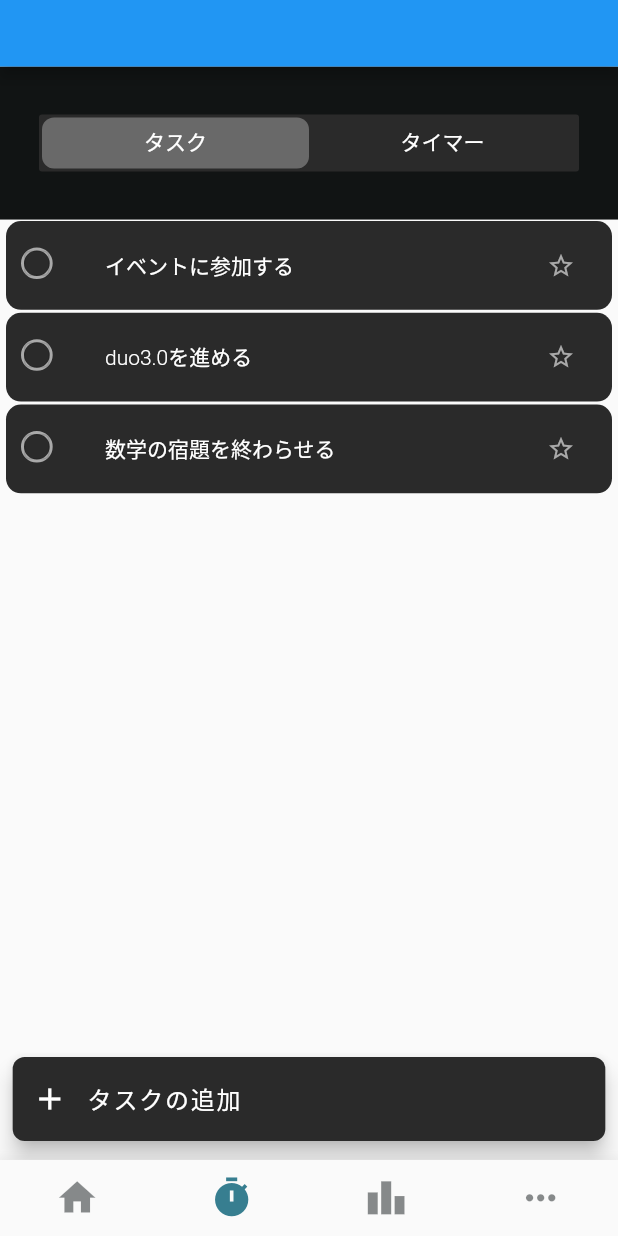
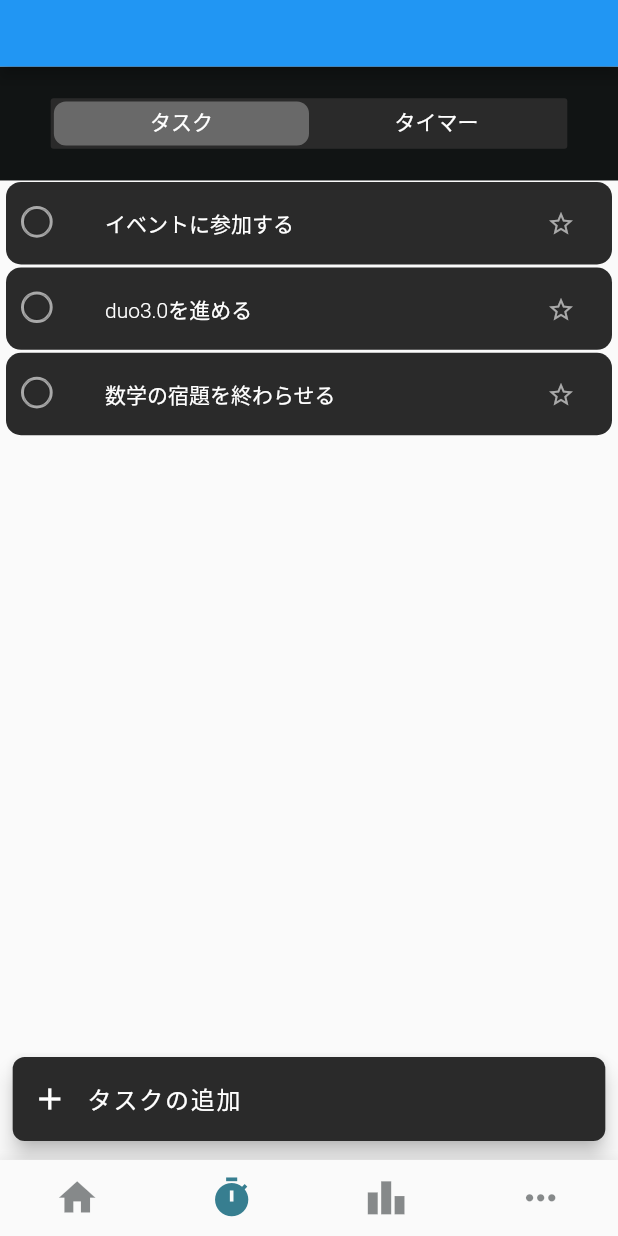
Before and after one commit to Issei-Hiramatsu/sakura-simulation, a Flutter app: the screen it shows after launch, item 2 of the bottom bar chosen, on a phone screen of 412 x 824 dp. Run offline on Flutter 3.47's test engine with Material 2 defaults, Android fonts, the phone set to English and light mode, and no system bars; our stand-ins replace flutter_hooks, flutter_screenutil, freezed_annotation, hooks_riverpod.

Commit message:
update: customTabbar

```diff
--- a/mobile/lib/component/local/todo_and_timer_app/custom_tab_bar/custom_tab_bar.dart
+++ b/mobile/lib/component/local/todo_and_timer_app/custom_tab_bar/custom_tab_bar.dart
@@ -1,4 +1,5 @@
 import 'package:flutter/material.dart';
+import 'package:flutter_screenutil/flutter_screenutil.dart';
 
 import '../../../shared/token/color/color.dart';
 
@@ -10,9 +11,9 @@ class CustomTabBar extends StatelessWidget {
   Widget build(BuildContext context) {
     return Container(
       color: backgroundBlack,
-      padding: const EdgeInsets.symmetric(horizontal: 26, vertical: 32),
+      padding: EdgeInsets.symmetric(horizontal: 32.sp, vertical: 20.sp),
       child: Container(
-        padding: const EdgeInsets.all(2),
+        padding: EdgeInsets.all(2.sp),
         decoration: BoxDecoration(
           borderRadius: BorderRadius.circular(2),
           color: backgroundLightBlack,
--- a/mobile/lib/component/local/todo_and_timer_app/todo/todo_card/todo_card.dart
+++ b/mobile/lib/component/local/todo_and_timer_app/todo/todo_card/todo_card.dart
@@ -14,19 +14,19 @@ class TodoCard extends StatelessWidget {
   @override
   Widget build(BuildContext context) {
     return Container(
-      height: 56.sp,
+      height: 52.sp,
       decoration: BoxDecoration(
         color: backgroundLightBlack,
         borderRadius: BorderRadius.circular(10),
       ),
       child: Center(
         child: ListTile(
-          contentPadding: EdgeInsets.symmetric(horizontal: 10),
-          leading: TodoRadioButton(isSelected: false),
+          contentPadding: const EdgeInsets.symmetric(horizontal: 10),
+          leading: const TodoRadioButton(isSelected: false),
           //TODO: お気に入りボタン
 
           trailing: IconButton(
-            padding: EdgeInsets.all(0),
+            padding: const EdgeInsets.all(0),
             onPressed: () {},
             icon: Icon(
               Icons.star_outline,
--- a/mobile/lib/page/todo_and_timer_page/todo_and_timer_page.dart
+++ b/mobile/lib/page/todo_and_timer_page/todo_and_timer_page.dart
@@ -17,14 +17,14 @@ class TodoAndTimerPage extends StatelessWidget {
         appBar: PreferredSize(
             preferredSize: Size.fromHeight(42.sp), child: AppBar()),
         body: Column(
-          children: const [
+          children: [
             CustomTabBar(
               tab: [
-                Tab(text: 'タスク', height: 32),
-                Tab(text: 'タイマー', height: 32),
+                Tab(text: 'タスク', height: 26.sp),
+                Tab(text: 'タイマー', height: 26.sp),
               ],
             ),
-            Expanded(
+            const Expanded(
               child: TabBarView(children: [
                 TodoAppPage(),
                 TimerAppPage(),
```
